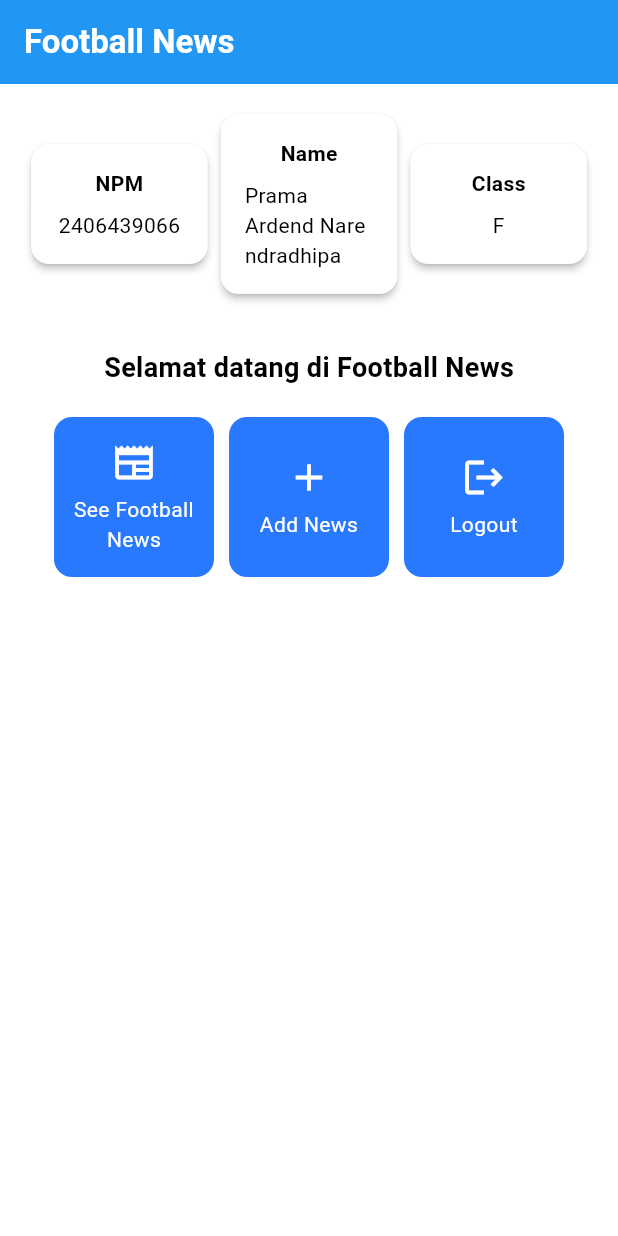
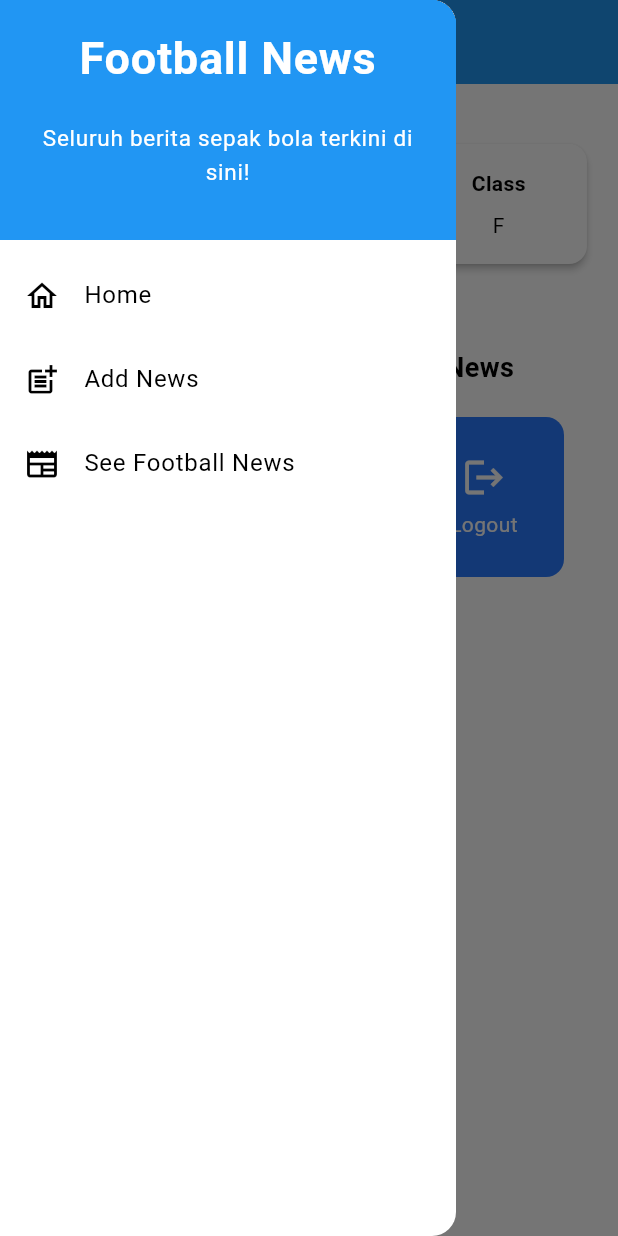
Before and after one commit to Praminho/football-news-mobile, a Flutter app: the screen it shows after launch, with the side drawer open (before the commit the screen has no drawer), on a phone screen of 412 x 824 dp. Run offline on Flutter 3.47's test engine with Material 3 defaults, Android fonts, the phone set to English and light mode, and no system bars.

Commit message:
tutor 7 koreksi

```diff
--- a/lib/main.dart
+++ b/lib/main.dart
@@ -1,6 +1,5 @@
 import 'package:flutter/material.dart';
 import 'package:football_news/screens/menu.dart';
-
 
 void main() {
   runApp(const MyApp());
@@ -31,10 +30,9 @@ class MyApp extends StatelessWidget {
         // This works for code too, not just values: Most code changes can be
         // tested with just a hot reload.
          colorScheme: ColorScheme.fromSwatch(primarySwatch: Colors.blue)
-          .copyWith(secondary: Colors.blueAccent[400]),
+ .copyWith(secondary: Colors.blueAccent[400]),
       ),
       home: MyHomePage(),
-
     );
   }
 }
--- a/lib/screens/menu.dart
+++ b/lib/screens/menu.dart
@@ -1,114 +1,20 @@
 import 'package:flutter/material.dart';
-
-class MyHomePage extends StatelessWidget {
-    MyHomePage({super.key});
-    final String nama = "Prama Ardend Narendradhipa"; //nama
-    final String npm = "2406439066"; //npm
-    final String kelas = "F"; //kelas
-    final List<ItemHomepage> items = [
-    ItemHomepage("See Football News", Icons.newspaper),
-    ItemHomepage("Add News", Icons.add),
-    ItemHomepage("Logout", Icons.logout),
-  ];
-
-    @override
-    Widget build(BuildContext context) {
-    // Scaffold menyediakan struktur dasar halaman dengan AppBar dan body.
-    return Scaffold(
-      // AppBar adalah bagian atas halaman yang menampilkan judul.
-      appBar: AppBar(
-        // Judul aplikasi "Football News" dengan teks putih dan tebal.
-        title: const Text(
-          'Football News',
-          style: TextStyle(
-            color: Colors.white,
-            fontWeight: FontWeight.bold,
-          ),
-        ),
-        // Warna latar belakang AppBar diambil dari skema warna tema aplikasi.
-        backgroundColor: Theme.of(context).colorScheme.primary,
-      ),
-      // Body halaman dengan padding di sekelilingnya.
-      body: Padding(
-        padding: const EdgeInsets.all(16.0),
-        // Menyusun widget secara vertikal dalam sebuah kolom.
-        child: Column(
-          crossAxisAlignment: CrossAxisAlignment.center,
-          children: [
-            // Row untuk menampilkan 3 InfoCard secara horizontal.
-            Row(
-              mainAxisAlignment: MainAxisAlignment.spaceEvenly,
-              children: [
-                InfoCard(title: 'NPM', content: npm),
-                InfoCard(title: 'Name', content: nama),
-                InfoCard(title: 'Class', content: kelas),
-              ],
-            ),
-
-            // Memberikan jarak vertikal 16 unit.
-            const SizedBox(height: 16.0),
-
-            // Menempatkan widget berikutnya di tengah halaman.
-            Center(
-              child: Column(
-                // Menyusun teks dan grid item secara vertikal.
-
-                children: [
-                  // Menampilkan teks sambutan dengan gaya tebal dan ukuran 18.
-                  const Padding(
-                    padding: EdgeInsets.only(top: 16.0),
-                    child: Text(
-                      'Selamat datang di Football News',
-                      style: TextStyle(
-                        fontWeight: FontWeight.bold,
-                        fontSize: 18.0,
-                      ),
-                    ),
-                  ),
-
-                  // Grid untuk menampilkan ItemCard dalam bentuk grid 3 kolom.
-                  GridView.count(
-                    primary: true,
-                    padding: const EdgeInsets.all(20),
-                    crossAxisSpacing: 10,
-                    mainAxisSpacing: 10,
-                    crossAxisCount: 3,
-                    // Agar grid menyesuaikan tinggi kontennya.
-                    shrinkWrap: true,
-
-                    // Menampilkan ItemCard untuk setiap item dalam list items.
-                    children: items.map((ItemHomepage item) {
-                      return ItemCard(item);
-                    }).toList(),
-                  ),
-                ],
-              ),
-            ),
-          ],
-        ),
-      ),
-    );
-  }
-}
+import 'package:football_news/widgets/left_drawer.dart';
+import 'package:football_news/widgets/news_card.dart';
 
 class InfoCard extends StatelessWidget {
-  // Kartu informasi yang menampilkan title dan content.
-
-  final String title;  // Judul kartu.
-  final String content;  // Isi kartu.
+  final String title;
+  final String content;
 
   const InfoCard({super.key, required this.title, required this.content});
 
   @override
   Widget build(BuildContext context) {
     return Card(
-      // Membuat kotak kartu dengan bayangan dibawahnya.
       elevation: 2.0,
       child: Container(
-        // Mengatur ukuran dan jarak di dalam kartu.
-        width: MediaQuery.of(context).size.width / 3.5, // menyesuaikan dengan lebar device yang digunakan.
+        width: MediaQuery.of(context).size.width / 3.5,
         padding: const EdgeInsets.all(16.0),
-        // Menyusun title dan content secara vertikal.
         child: Column(
           children: [
             Text(
@@ -124,63 +30,80 @@ class InfoCard extends StatelessWidget {
   }
 }
 
-class ItemHomepage {
- final String name;
- final IconData icon;
+class MyHomePage extends StatelessWidget {
+  MyHomePage({super.key});
 
- ItemHomepage(this.name, this.icon);
-}
+  final String nama = "Prama Ardend Narendradhipa";
+  final String npm = "2406439066";
+  final String kelas = "F";
 
-class ItemCard extends StatelessWidget {
-  // Menampilkan kartu dengan ikon dan nama.
-
-  final ItemHomepage item;
-
-  const ItemCard(this.item, {super.key});
+  final List<ItemHomepage> items = [
+    ItemHomepage("See Football News", Icons.newspaper),
+    ItemHomepage("Add News", Icons.add),
+    ItemHomepage("Logout", Icons.logout),
+  ];
 
   @override
   Widget build(BuildContext context) {
-    return Material(
-      // Menentukan warna latar belakang dari tema aplikasi.
-      color: Theme.of(context).colorScheme.secondary,
-      // Membuat sudut kartu melengkung.
-      borderRadius: BorderRadius.circular(12),
-
-      child: InkWell(
-        // Aksi ketika kartu ditekan.
-        onTap: () {
-          // Menampilkan pesan SnackBar saat kartu ditekan.
-          ScaffoldMessenger.of(context)
-            ..hideCurrentSnackBar()
-            ..showSnackBar(
-              SnackBar(content: Text("Kamu telah menekan tombol ${item.name}!"))
-            );
-        },
-        // Container untuk menyimpan Icon dan Text
-        child: Container(
-          padding: const EdgeInsets.all(8),
-          child: Center(
-            child: Column(
-              // Menyusun ikon dan teks di tengah kartu.
-              mainAxisAlignment: MainAxisAlignment.center,
+    return Scaffold(
+      appBar: AppBar(
+        title: const Text(
+          'Football News',
+          style: TextStyle(
+            color: Colors.white,
+            fontWeight: FontWeight.bold,
+          ),
+        ),
+        backgroundColor: Theme.of(context).colorScheme.primary,
+      ),
+      drawer: LeftDrawer(),
+      body: Padding(
+        padding: const EdgeInsets.all(16.0),
+        child: Column(
+          crossAxisAlignment: CrossAxisAlignment.center,
+          children: [
+            Row(
+              mainAxisAlignment: MainAxisAlignment.spaceEvenly,
               children: [
-                Icon(
-                  item.icon,
-                  color: Colors.white,
-                  size: 30.0,
-                ),
-                const Padding(padding: EdgeInsets.all(3)),
-                Text(
-                  item.name,
-                  textAlign: TextAlign.center,
-                  style: const TextStyle(color: Colors.white),
-                ),
+                InfoCard(title: 'NPM', content: npm),
+                InfoCard(title: 'Name', content: nama),
+                InfoCard(title: 'Class', content: kelas),
               ],
             ),
-          ),
+
+            const SizedBox(height: 16.0),
+
+            Center(
+              child: Column(
+                children: [
+                  const Padding(
+                    padding: EdgeInsets.only(top: 16.0),
+                    child: Text(
+                      'Selamat datang di Football News',
+                      style: TextStyle(
+                        fontWeight: FontWeight.bold,
+                        fontSize: 18.0,
+                      ),
+                    ),
+                  ),
+
+                  GridView.count(
+                    primary: true,
+                    padding: const EdgeInsets.all(20),
+                    crossAxisSpacing: 10,
+                    mainAxisSpacing: 10,
+                    crossAxisCount: 3,
+                    shrinkWrap: true,
+                    children: items.map((ItemHomepage item) {
+                      return ItemCard(item);
+                    }).toList(),
+                  ),
+                ],
+              ),
+            ),
+          ],
         ),
       ),
     );
   }
-
 }
--- a/lib/screens/newslist_form.dart
+++ b/lib/screens/newslist_form.dart
@@ -1,5 +1,4 @@
 import 'package:flutter/material.dart';
-// TODO: Impor drawer yang sudah dibuat sebelumnya
 import 'package:football_news/widgets/left_drawer.dart';
 
 class NewsFormPage extends StatefulWidget {
@@ -13,9 +12,9 @@ class _NewsFormPageState extends State<NewsFormPage> {
     final _formKey = GlobalKey<FormState>();
     String _title = "";
     String _content = "";
-    String _category = "update"; // default
+    String _category = "update";
     String _thumbnail = "";
-    bool _isFeatured = false; // default
+    bool _isFeatured = false;
 
     final List<String> _categories = [
       'transfer',
@@ -38,7 +37,6 @@ class _NewsFormPageState extends State<NewsFormPage> {
             backgroundColor: Colors.indigo,
             foregroundColor: Colors.white,
           ),
-          // TODO: Tambahkan drawer yang sudah dibuat di sini
           drawer: LeftDrawer(),
           body: Form(
             key: _formKey,
@@ -46,7 +44,6 @@ class _NewsFormPageState extends State<NewsFormPage> {
               child: Column(
                 crossAxisAlignment: CrossAxisAlignment.start,
                 children: [
-                  // === Title ===
                   Padding(
                     padding: const EdgeInsets.all(8.0),
                     child: TextFormField(
@@ -71,7 +68,6 @@ class _NewsFormPageState extends State<NewsFormPage> {
                     ),
                   ),
 
-                  // === Content ===
                   Padding(
                     padding: const EdgeInsets.all(8.0),
                     child: TextFormField(
@@ -97,7 +93,6 @@ class _NewsFormPageState extends State<NewsFormPage> {
                     ),
                   ),
 
-                  // === Category ===
                   Padding(
                     padding: const EdgeInsets.all(8.0),
                     child: DropdownButtonFormField<String>(
@@ -123,7 +118,6 @@ class _NewsFormPageState extends State<NewsFormPage> {
                     ),
                   ),
 
-                  // === Thumbnail URL ===
                   Padding(
                     padding: const EdgeInsets.all(8.0),
                     child: TextFormField(
@@ -142,7 +136,6 @@ class _NewsFormPageState extends State<NewsFormPage> {
                     ),
                   ),
 
-                  // === Is Featured ===
                   Padding(
                     padding: const EdgeInsets.all(8.0),
                     child: SwitchListTile(
@@ -156,7 +149,6 @@ class _NewsFormPageState extends State<NewsFormPage> {
                     ),
                   ),
 
-                  // === Tombol Simpan ===
                   Align(
                     alignment: Alignment.bottomCenter,
                     child: Padding(
--- a/lib/widgets/left_drawer.dart
+++ b/lib/widgets/left_drawer.dart
@@ -39,7 +39,6 @@ class LeftDrawer extends StatelessWidget {
           ListTile(
             leading: const Icon(Icons.home_outlined),
             title: const Text('Home'),
-            // Bagian redirection ke MyHomePage
             onTap: () {
               Navigator.pushReplacement(
                   context,
@@ -51,7 +50,6 @@ class LeftDrawer extends StatelessWidget {
           ListTile(
             leading: const Icon(Icons.post_add),
             title: const Text('Add News'),
-            // Bagian redirection ke NewsFormPage
             onTap: () {
               Navigator.pushReplacement(
                   context,
@@ -63,7 +61,6 @@ class LeftDrawer extends StatelessWidget {
           ListTile(
             leading: const Icon(Icons.newspaper),
             title: const Text('See Football News'),
-            // Bagian redirection ke halaman melihat news
             onTap: () {
               Navigator.pushReplacement(
                   context,
```
Also changed, not shown: lib/widgets/news_card.dart (+0 -11 lines).
